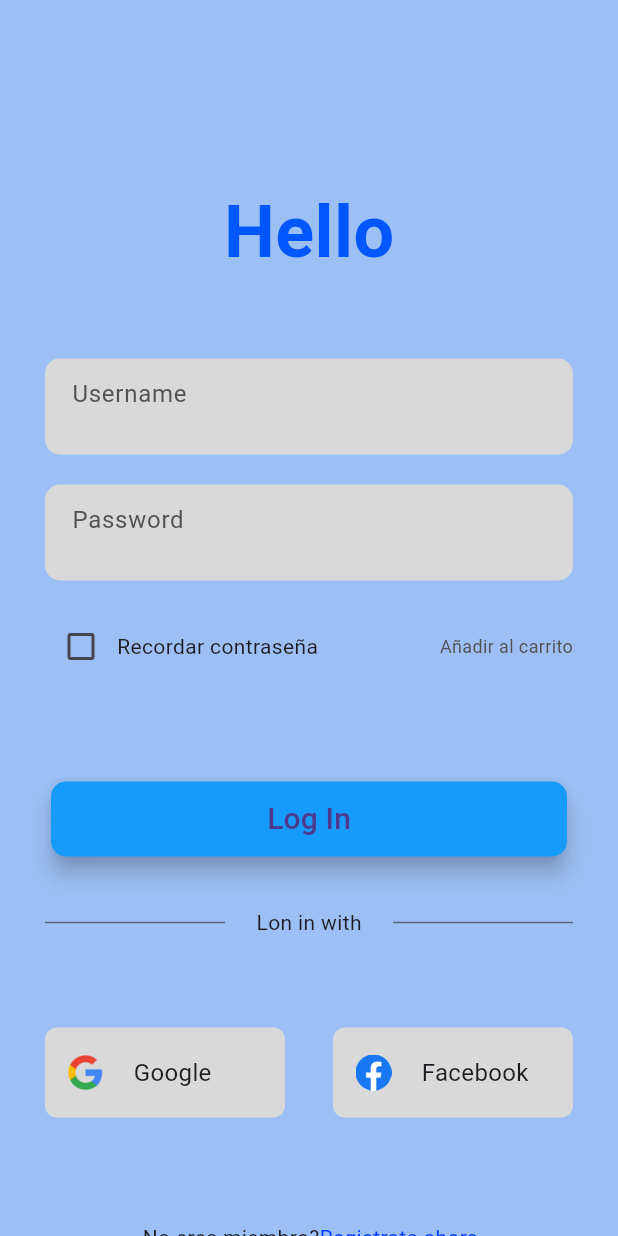
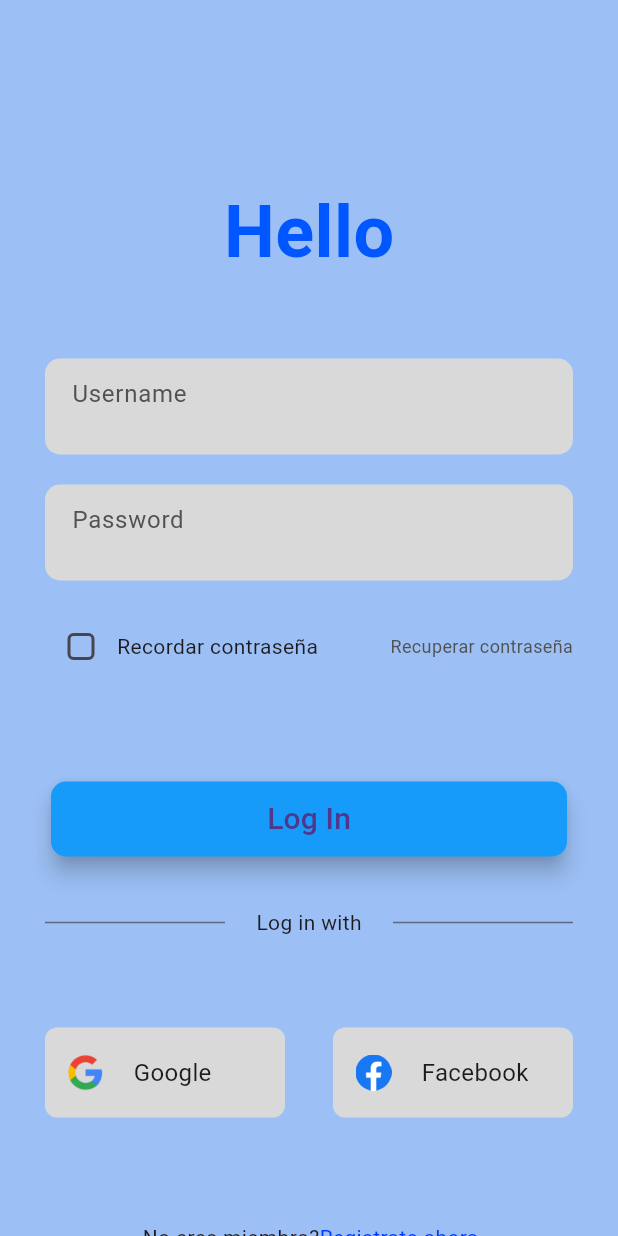
Before and after one commit to santiago-rey2/Simple_Shopping_App, a Flutter app: the screen it shows after launch, on a phone screen of 412 x 824 dp. Run offline on Flutter 3.47's test engine with Material 3 defaults, Android fonts, the light colour scheme and no system bars; our stand-ins replace flutter_rating_stars; key blocks and very long unbroken strings in the code were emptied for the run.

Commit message:
Cambio en la vista del checkbox se redondearon los bordes y se añade el unfocus para los inputforms

```diff
--- a/simple_shopping/lib/settings/app_text.dart
+++ b/simple_shopping/lib/settings/app_text.dart
@@ -16,9 +16,10 @@ class AppText {
   static const String orders = 'Pedidos';
   static const String profile = 'Perfil';
   static const String remenberPsw = 'Recordar contraseña';
-  static const String logInWith = 'Lon in with';
+  static const String logInWith = 'Log in with';
   static const String areAMember = 'No eres miembro?';
   static const String registerNow = 'Registrate ahora';
+  static const String recoveryPsw = 'Recuperar contraseña';
 }
 
 class AppErrorText {
--- a/simple_shopping/lib/views/loginpage.dart
+++ b/simple_shopping/lib/views/loginpage.dart
@@ -79,9 +79,14 @@ class _LoginPageState extends State<LoginPage> {
                         setState(() {
                           userContainerDecoration =
                               defaultContainerInputDecoration;
+                          FocusScope.of(context).unfocus();
                         });
                       },
                       validator: (value) {
+                        debugPrint(value);
+                        if (value == '') {
+                          return AppErrorText.nocorrectemail;
+                        }
                         return null;
                       },
                       decoration: InputDecoration(
@@ -111,6 +116,7 @@ class _LoginPageState extends State<LoginPage> {
                         setState(() {
                           pswContainerDecoration =
                               defaultContainerInputDecoration;
+                          FocusScope.of(context).unfocus();
                         });
                       },
                       validator: (value) {
@@ -135,17 +141,22 @@ class _LoginPageState extends State<LoginPage> {
                 Row(
                   children: [
                     Checkbox(
-                        value: isChecked,
-                        onChanged: (bool? value) {
-                          setState(() {
-                            isChecked = !isChecked;
-                          });
-                        }),
+                      value: isChecked,
+                      onChanged: (bool? value) {
+                        setState(() {
+                          isChecked = !isChecked;
+                        });
+                      },
+                      shape: RoundedRectangleBorder(
+                        borderRadius: BorderRadius.circular(4.0),
+                        side: const BorderSide(color: Colors.grey),
+                      ),
+                    ),
                     const Text(AppText.remenberPsw),
                   ],
                 ),
                 const Text(
-                  AppText.addtocart,
+                  AppText.recoveryPsw,
                   style: TextStyle(
                       color: AppColors.brandLightTextColor, fontSize: 12),
                 )
```
